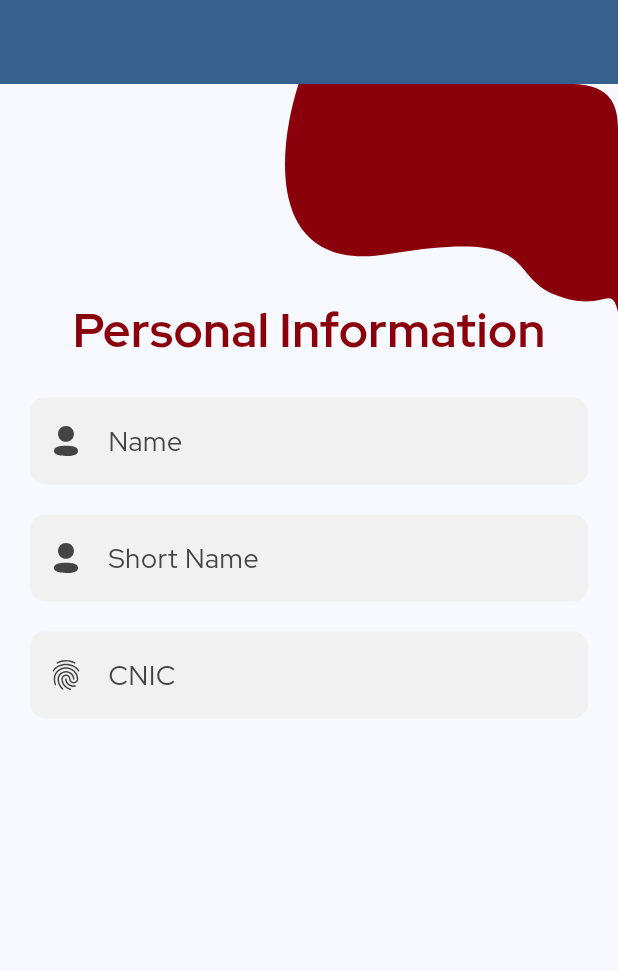
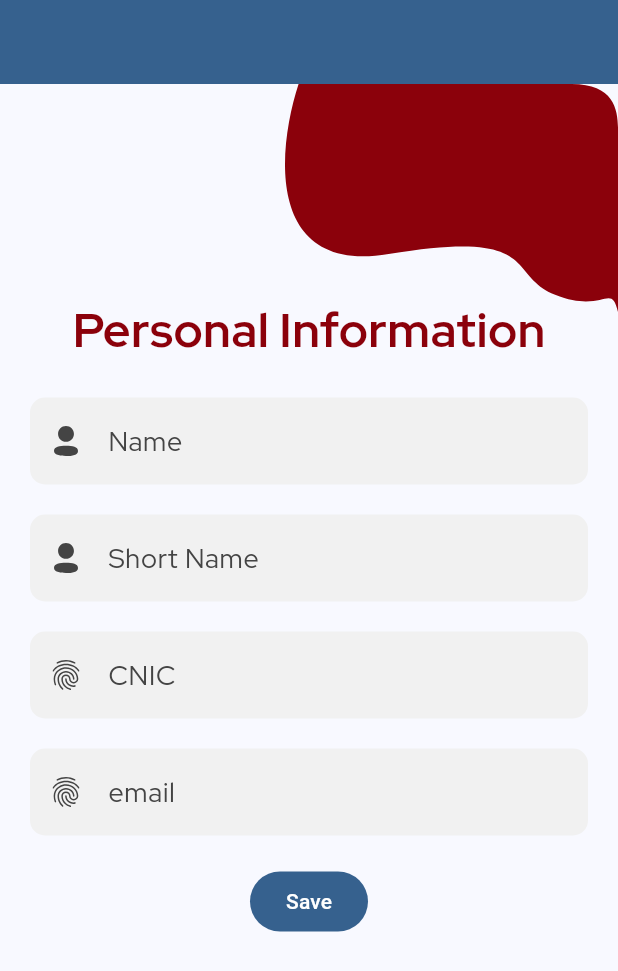
Before and after one commit to ntfaizan/auth_ui, a Flutter app: the screen it shows after launch, on a phone screen of 412 x 824 dp. Shown: the top 971 px of the screen. Run offline on Flutter 3.47's test engine with Material 3 defaults, Android fonts, the phone set to English and light mode, and no system bars; our stand-ins replace flutter_svg, google_fonts.

```diff
--- a/lib/main.dart
+++ b/lib/main.dart
@@ -16,7 +16,6 @@ class MyApp extends StatelessWidget {
       title: 'Flutter Demo',
       debugShowCheckedModeBanner: false,
       theme: lightThemeData,
-      darkTheme: darkThemeData,
       home: ProfilePage(),
     );
   }
--- a/lib/pages/profile_page.dart
+++ b/lib/pages/profile_page.dart
@@ -5,6 +5,7 @@ import 'package:google_fonts/google_fonts.dart';
 class ProfilePage extends StatelessWidget {
   ProfilePage({super.key});
   final nameController = TextEditingController();
+  final formkey = GlobalKey<FormState>();
 
   @override
   Widget build(BuildContext context) {
@@ -26,6 +27,8 @@ class ProfilePage extends StatelessWidget {
             ),
             Padding(
               padding: const EdgeInsets.symmetric(horizontal: 20),
+              child: Form(
+                key: formkey,
                 child: Column(
                   children: [
                     const SizedBox(
@@ -82,7 +85,47 @@ class ProfilePage extends StatelessWidget {
                         hintText: "CNIC",
                       ),
                     ),
+                    const SizedBox(
+                      height: 20,
+                    ),
+                    TextFormField(
+                      validator: (value) {
+                        if (value == null) {
+                          return "Please enter your email";
+                        }
+                        if (value.isEmpty) {
+                          return "Please enter your email";
+                        }
+                        if (!value.contains("@") || !value.contains(".")) {
+                          return "Please enter your valid email";
+                        }
+                        return null;
+                      },
+                      decoration: InputDecoration(
+                        prefixIcon: SvgPicture.asset(
+                          "assets/icons/cnic.svg",
+                          height: 20,
+                          width: 16,
+                          fit: BoxFit.none,
+                        ),
+                        hintText: "email",
+                      ),
+                    ),
+                    const SizedBox(
+                      height: 20,
+                    ),
+                    FilledButton(
+                      onPressed: () {
+                        bool isValid = formkey.currentState!.validate();
+                        if (!isValid) {
+                          return;
+                        }
+                        // do logic
+                      },
+                      child: const Text('Save'),
+                    ),
                   ],
+                ),
               ),
             ),
           ],
--- a/lib/themes/theme_data.dart
+++ b/lib/themes/theme_data.dart
@@ -7,9 +7,3 @@ final lightThemeData = ThemeData(
   useMaterial3: true,
   inputDecorationTheme: lightInputDecorationTheme,
 );
-
-final darkThemeData = ThemeData(
-  colorScheme: ColorScheme.fromSeed(seedColor: Colors.red),
-  useMaterial3: true,
-  inputDecorationTheme: darkInputDecorationTheme,
-);
```
Also changed, not shown: lib/themes/theme_input_decoration.dart (+0 -20 lines). Lines whose indentation alone changed are shown as unchanged.
